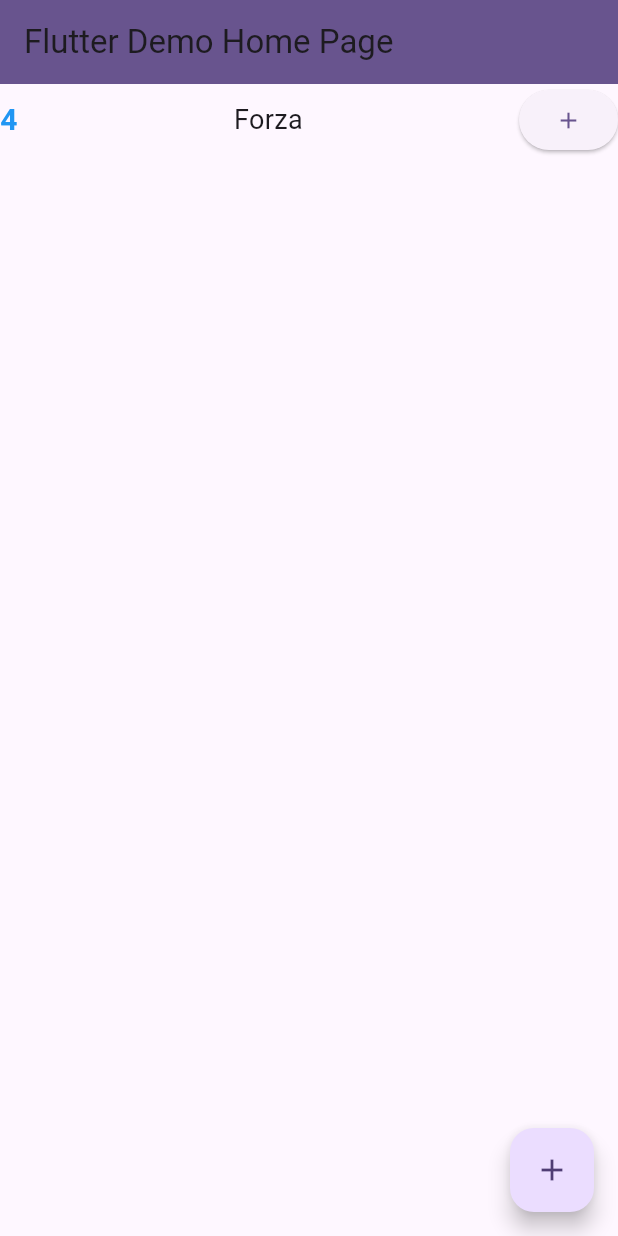
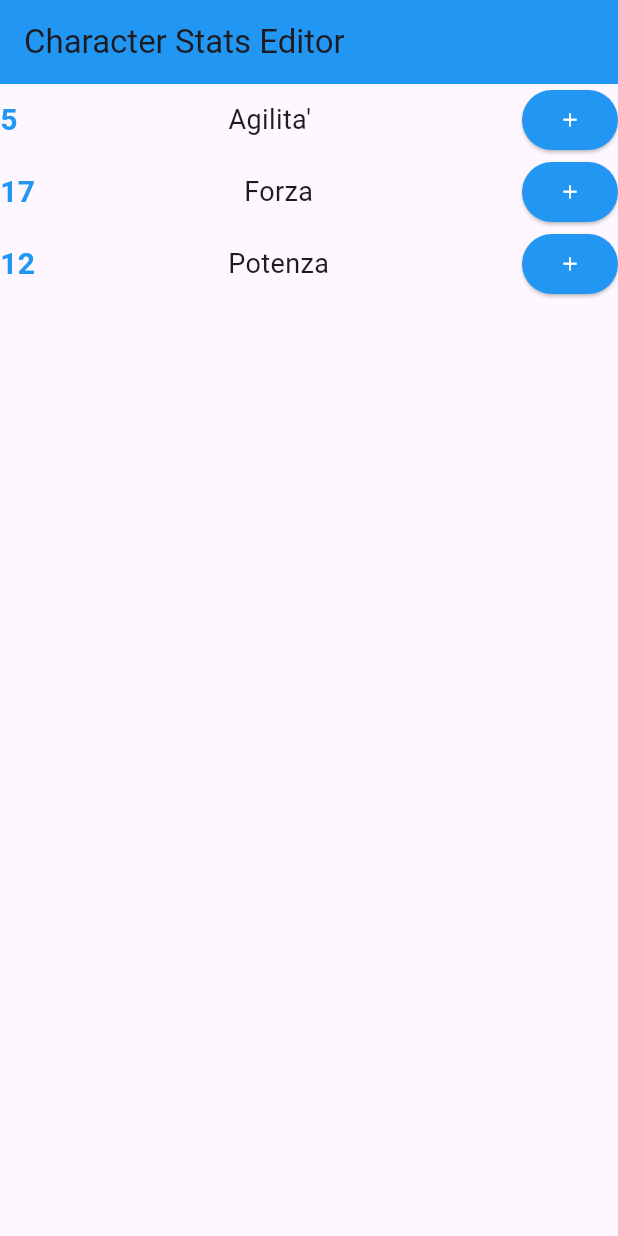
Before and after one commit to burillu/flutter-character-editor, a Flutter app: the HomePage screen opened directly, after a tap on the "add" icon, on a phone screen of 412 x 824 dp. Run offline on Flutter 3.47's test engine with Material 3 defaults, Android fonts, the phone set to English and light mode, and no system bars.

Commit message:
add rows, deleted button component, counter ok

```diff
--- a/lib/app.dart
+++ b/lib/app.dart
@@ -28,7 +28,7 @@ class App extends StatelessWidget {
         colorScheme: ColorScheme.fromSeed(seedColor: Colors.deepPurple),
         useMaterial3: true,
       ),
-      home: const HomePage(title: 'Flutter Demo Home Page'),
+      home: const HomePage(title: 'Character Stats Editor'),
     );
   }
 }
--- a/lib/components/add_button.dart
+++ /dev/null
@@ -1,20 +0,0 @@
-import 'package:flutter/material.dart';
-
-class AddButton extends StatelessWidget {
-  final String? idName;
-
-  AddButton({this.idName}) {}
-
-  void onPressed() {
-    print("pressed $idName");
-  }
-
-  @override
-  Widget build(BuildContext context) {
-    // TODO: implement build
-    return ElevatedButton(
-      onPressed: onPressed,
-      child: Icon(Icons.add),
-    );
-  }
-}
--- a/lib/components/row_list.dart
+++ b/lib/components/row_list.dart
@@ -1,27 +1,53 @@
-import 'package:character_editor/components/add_button.dart';
 import 'package:flutter/material.dart';
-import 'package:flutter/widgets.dart';
 
-class RowList extends StatelessWidget {
+class RowList extends StatefulWidget {
   final int counter;
   final String title;
-  RowList({required this.counter, required this.title});
+  const RowList({super.key, required this.counter, required this.title});
+
+  @override
+  State<RowList> createState() => _RowListState();
+}
+
+class _RowListState extends State<RowList> {
+  late int value;
+  @override
+  void initState() {
+    // TODO: implement initState
+    value = widget.counter;
+    super.initState();
+  }
+
+  void onPressed() {
+    setState(() {
+      value++;
+      print(value);
+    });
+  }
+
+  _RowListState();
   @override
   Widget build(BuildContext context) {
-    // TODO: implement build
     return Row(
       mainAxisAlignment: MainAxisAlignment.spaceBetween,
       children: [
         Text(
-          "$counter",
+          "$value",
           style: TextStyle(
               color: Colors.blue, fontSize: 20, fontWeight: FontWeight.bold),
         ),
-        Text(title,
+        Text(widget.title,
             style: TextStyle(
               fontSize: 18,
             )),
-        AddButton(idName: title)
+        ElevatedButton(
+          style: ButtonStyle(
+              backgroundColor: WidgetStatePropertyAll<Color>(Colors.blue),
+              iconColor: WidgetStatePropertyAll<Color>(Colors.white),
+              iconSize: WidgetStatePropertyAll<double>(15)),
+          onPressed: onPressed,
+          child: Icon(Icons.add),
+        )
       ],
     );
   }
--- a/lib/pages/home_page.dart
+++ b/lib/pages/home_page.dart
@@ -37,22 +37,30 @@ class HomePageState extends State<HomePage> {
           // TRY THIS: Try changing the color here to a specific color (to
           // Colors.amber, perhaps?) and trigger a hot reload to see the AppBar
           // change color while the other colors stay the same.
-        backgroundColor: Theme.of(context).colorScheme.primary,
+          backgroundColor: Colors.blue,
           // Here we take the value from the MyHomePage object that was created by
           // the App.build method, and use it to set our appbar title.
           title: Text(widget.title),
         ),
-      body: body(),
-      floatingActionButton: FloatingActionButton(
-        onPressed: _incrementCounter,
-        tooltip: 'Increment',
-        child: const Icon(Icons.add),
-      ), // This trailing comma makes auto-formatting nicer for build methods.
+        body:
+            body() // This trailing comma makes auto-formatting nicer for build methods.
         );
   }
 }
 
-Widget body() => RowList(
+Widget body() => Column(
+      children: [
+        RowList(
           counter: 4,
+          title: "Agilita'",
+        ),
+        RowList(
+          counter: 17,
           title: "Forza",
+        ),
+        RowList(
+          counter: 12,
+          title: "Potenza",
+        )
+      ],
     );
```
Lines whose indentation alone changed are shown as unchanged.
